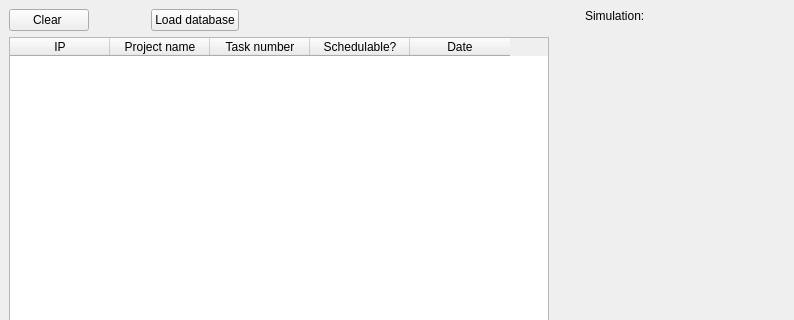
This is database.ui in feichay10/Server-Proyecto-Final-SOA as Qt 5 draws it before an edit; both pictures show x 0 to 794 and y 0 to 320 of the 1163 by 677 pixel window. The edited form follows.
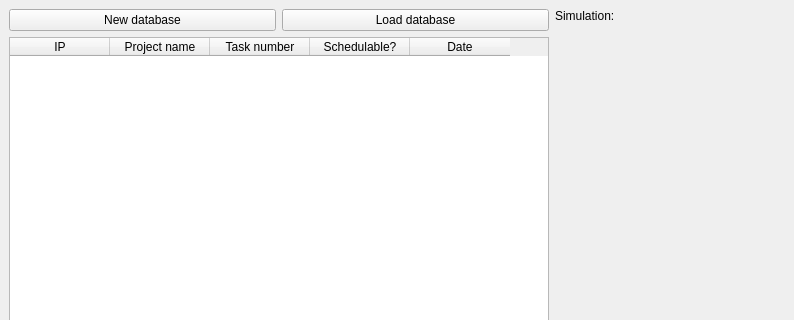
This is the edited form. Icons and pictures are not drawn.

Commit message: Adjusted UI and allowed the creation and loading of several DB

```diff
--- a/database.ui
+++ b/database.ui
@@ -28,23 +28,10 @@
               <item>
                <widget class="QPushButton" name="pushButton_Clear">
                 <property name="text">
-                 <string>Clear </string>
+                 <string>New database</string>
                 </property>
                </widget>
               </item>
-              <item>
-               <spacer name="horizontalSpacer_2">
-                <property name="orientation">
-                 <enum>Qt::Horizontal</enum>
-                </property>
-                <property name="sizeHint" stdset="0">
-                 <size>
-                  <width>40</width>
-                  <height>20</height>
-                 </size>
-                </property>
-               </spacer>
-              </item>
               <item>
                <widget class="QPushButton" name="pushButton_LoadDB">
                 <property name="text">
@@ -52,36 +39,10 @@
                 </property>
                </widget>
               </item>
-              <item>
-               <spacer name="horizontalSpacer_3">
-                <property name="orientation">
-                 <enum>Qt::Horizontal</enum>
-                </property>
-                <property name="sizeHint" stdset="0">
-                 <size>
-                  <width>40</width>
-                  <height>20</height>
-                 </size>
-                </property>
-               </spacer>
-              </item>
              </layout>
             </item>
            </layout>
           </item>
-          <item>
-           <spacer name="horizontalSpacer">
-            <property name="orientation">
-             <enum>Qt::Horizontal</enum>
-            </property>
-            <property name="sizeHint" stdset="0">
-             <size>
-              <width>40</width>
-              <height>20</height>
-             </size>
-            </property>
-           </spacer>
-          </item>
          </layout>
         </item>
         <item>
```
Left out of the diff: 5 changed lines with no effect on the pictures. The commit also changes 2 other files.
